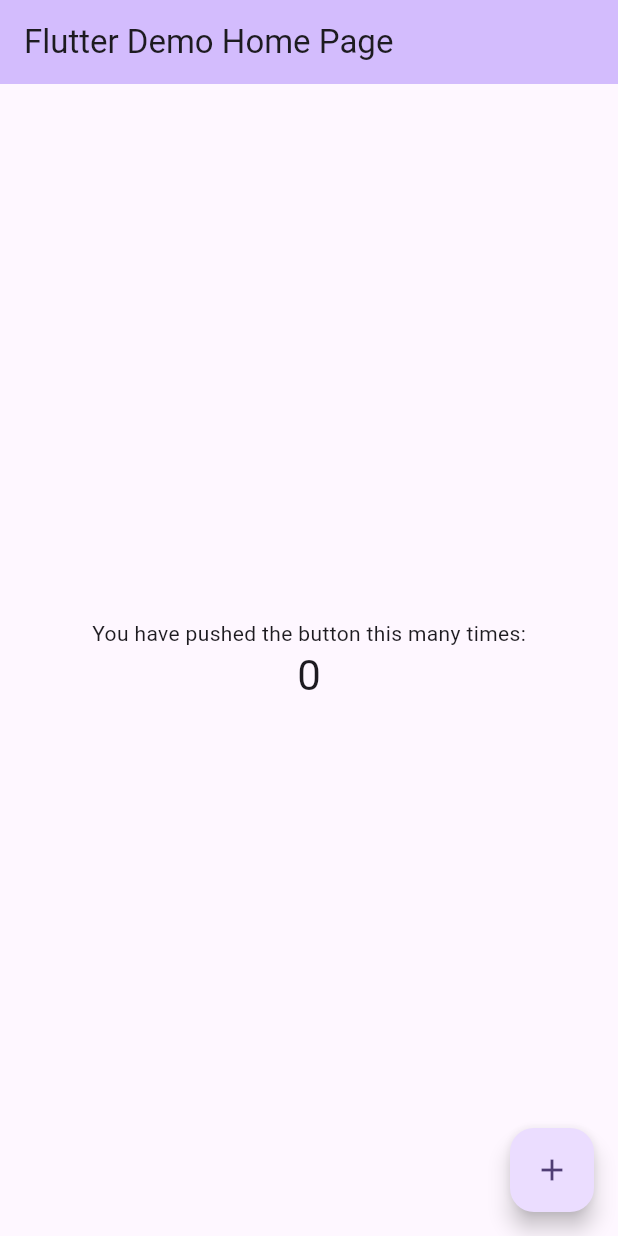
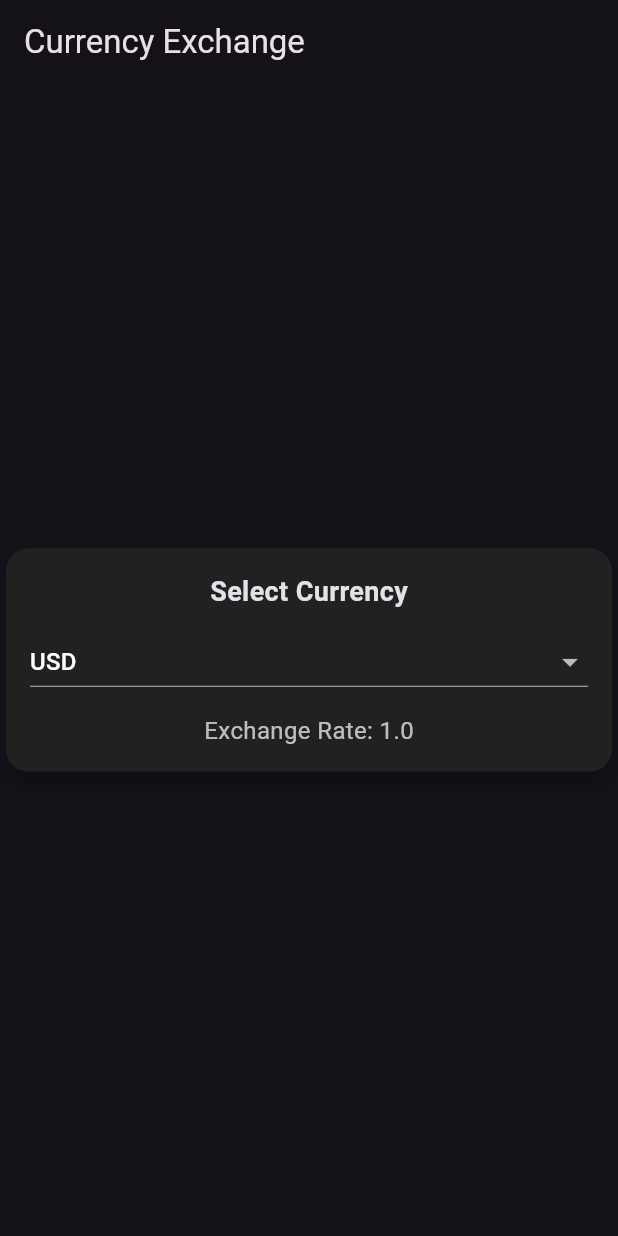
Before and after one commit to F0TS0/eksam, a Flutter app: the screen it shows after launch, on a phone screen of 412 x 824 dp. Run offline on Flutter 3.47's test engine with Material 3 defaults, Android fonts, the phone set to English and light mode, and no system bars.

Commit message:
“Lõplik”

```diff
--- a/lib/main.dart
+++ b/lib/main.dart
@@ -1,122 +1,31 @@
 import 'package:flutter/material.dart';
+import 'widgets/currency_card.dart';
 
 void main() {
-  runApp(const MyApp());
+  runApp(const CurrencyExchangeApp());
 }
 
-class MyApp extends StatelessWidget {
-  const MyApp({super.key});
+class CurrencyExchangeApp extends StatelessWidget {
+  const CurrencyExchangeApp({super.key});
 
-  // This widget is the root of your application.
   @override
   Widget build(BuildContext context) {
     return MaterialApp(
-      title: 'Flutter Demo',
-      theme: ThemeData(
-        // This is the theme of your application.
-        //
-        // TRY THIS: Try running your application with "flutter run". You'll see
-        // the application has a purple toolbar. Then, without quitting the app,
-        // try changing the seedColor in the colorScheme below to Colors.green
-        // and then invoke "hot reload" (save your changes or press the "hot
-        // reload" button in a Flutter-supported IDE, or press "r" if you used
-        // the command line to start the app).
-        //
-        // Notice that the counter didn't reset back to zero; the application
-        // state is not lost during the reload. To reset the state, use hot
-        // restart instead.
-        //
-        // This works for code too, not just values: Most code changes can be
-        // tested with just a hot reload.
-        colorScheme: ColorScheme.fromSeed(seedColor: Colors.deepPurple),
-      ),
-      home: const MyHomePage(title: 'Flutter Demo Home Page'),
+      debugShowCheckedModeBanner: false,
+      theme: ThemeData.dark(),
+      home: const HomeScreen(),
     );
   }
 }
 
-class MyHomePage extends StatefulWidget {
-  const MyHomePage({super.key, required this.title});
-
-  // This widget is the home page of your application. It is stateful, meaning
-  // that it has a State object (defined below) that contains fields that affect
-  // how it looks.
-
-  // This class is the configuration for the state. It holds the values (in this
-  // case the title) provided by the parent (in this case the App widget) and
-  // used by the build method of the State. Fields in a Widget subclass are
-  // always marked "final".
-
-  final String title;
-
-  @override
-  State<MyHomePage> createState() => _MyHomePageState();
-}
-
-class _MyHomePageState extends State<MyHomePage> {
-  int _counter = 0;
-
-  void _incrementCounter() {
-    setState(() {
-      // This call to setState tells the Flutter framework that something has
-      // changed in this State, which causes it to rerun the build method below
-      // so that the display can reflect the updated values. If we changed
-      // _counter without calling setState(), then the build method would not be
-      // called again, and so nothing would appear to happen.
-      _counter++;
-    });
-  }
+class HomeScreen extends StatelessWidget {
+  const HomeScreen({super.key});
 
   @override
   Widget build(BuildContext context) {
-    // This method is rerun every time setState is called, for instance as done
-    // by the _incrementCounter method above.
-    //
-    // The Flutter framework has been optimized to make rerunning build methods
-    // fast, so that you can just rebuild anything that needs updating rather
-    // than having to individually change instances of widgets.
     return Scaffold(
-      appBar: AppBar(
-        // TRY THIS: Try changing the color here to a specific color (to
-        // Colors.amber, perhaps?) and trigger a hot reload to see the AppBar
-        // change color while the other colors stay the same.
-        backgroundColor: Theme.of(context).colorScheme.inversePrimary,
-        // Here we take the value from the MyHomePage object that was created by
-        // the App.build method, and use it to set our appbar title.
-        title: Text(widget.title),
-      ),
-      body: Center(
-        // Center is a layout widget. It takes a single child and positions it
-        // in the middle of the parent.
-        child: Column(
-          // Column is also a layout widget. It takes a list of children and
-          // arranges them vertically. By default, it sizes itself to fit its
-          // children horizontally, and tries to be as tall as its parent.
-          //
-          // Column has various properties to control how it sizes itself and
-          // how it positions its children. Here we use mainAxisAlignment to
-          // center the children vertically; the main axis here is the vertical
-          // axis because Columns are vertical (the cross axis would be
-          // horizontal).
-          //
-          // TRY THIS: Invoke "debug painting" (choose the "Toggle Debug Paint"
-          // action in the IDE, or press "p" in the console), to see the
-          // wireframe for each widget.
-          mainAxisAlignment: MainAxisAlignment.center,
-          children: <Widget>[
-            const Text('You have pushed the button this many times:'),
-            Text(
-              '$_counter',
-              style: Theme.of(context).textTheme.headlineMedium,
-            ),
-          ],
-        ),
-      ),
-      floatingActionButton: FloatingActionButton(
-        onPressed: _incrementCounter,
-        tooltip: 'Increment',
-        child: const Icon(Icons.add),
-      ), // This trailing comma makes auto-formatting nicer for build methods.
+      appBar: AppBar(title: const Text('Currency Exchange')),
+      body: const Center(child: CurrencyCard()),
     );
   }
 }
--- /dev/null
+++ b/lib/widgets/currency_card.dart
@@ -0,0 +1,57 @@
+import 'package:flutter/material.dart';
+import 'currency_dropdown.dart';
+
+class CurrencyCard extends StatefulWidget {
+  const CurrencyCard({super.key});
+
+  @override
+  State<CurrencyCard> createState() => _CurrencyCardState();
+}
+
+class _CurrencyCardState extends State<CurrencyCard> {
+  String selectedCurrency = 'USD'; // Default currency
+  final Map<String, double> exchangeRates = {
+    'USD': 1.0,
+    'EUR': 0.91,
+    'GBP': 0.79,
+    'JPY': 150.3,
+  };
+
+  void _onCurrencyChanged(String newCurrency) {
+    setState(() {
+      selectedCurrency = newCurrency;
+    });
+  }
+
+  @override
+  Widget build(BuildContext context) {
+    return Card(
+      color: Colors.grey[900], // Dark theme
+      elevation: 4,
+      shape: RoundedRectangleBorder(borderRadius: BorderRadius.circular(15)),
+      child: Padding(
+        padding: const EdgeInsets.all(16.0),
+        child: Column(
+          mainAxisSize: MainAxisSize.min,
+          children: <Widget>[
+            const Text(
+              'Select Currency',
+              style: TextStyle(fontSize: 18, fontWeight: FontWeight.bold),
+            ),
+            const SizedBox(height: 10),
+            CurrencyDropdown(
+              selectedCurrency: selectedCurrency,
+              exchangeRates: exchangeRates,
+              onCurrencyChanged: _onCurrencyChanged,
+            ),
+            const SizedBox(height: 10),
+            Text(
+              'Exchange Rate: ${exchangeRates[selectedCurrency].toString()}',
+              style: const TextStyle(fontSize: 16, color: Colors.white70),
+            ),
+          ],
+        ),
+      ),
+    );
+  }
+}
--- /dev/null
+++ b/lib/widgets/currency_dropdown.dart
@@ -0,0 +1,38 @@
+import 'package:flutter/material.dart';
+
+class CurrencyDropdown extends StatelessWidget {
+  final String selectedCurrency;
+  final Map<String, double> exchangeRates;
+  final Function(String) onCurrencyChanged;
+
+  const CurrencyDropdown({
+    required this.selectedCurrency,
+    required this.exchangeRates,
+    required this.onCurrencyChanged,
+    super.key,
+  });
+
+  @override
+  Widget build(BuildContext context) {
+    return DropdownButton<String>(
+      value: selectedCurrency,
+      isExpanded: true,
+      dropdownColor: Colors.grey[850],
+      onChanged: (String? newValue) {
+        if (newValue != null) {
+          onCurrencyChanged(newValue);
+        }
+      },
+      items:
+          exchangeRates.keys.map((String currency) {
+            return DropdownMenuItem<String>(
+              value: currency,
+              child: Text(
+                currency,
+                style: const TextStyle(color: Colors.white),
+              ),
+            );
+          }).toList(),
+    );
+  }
+}
```
